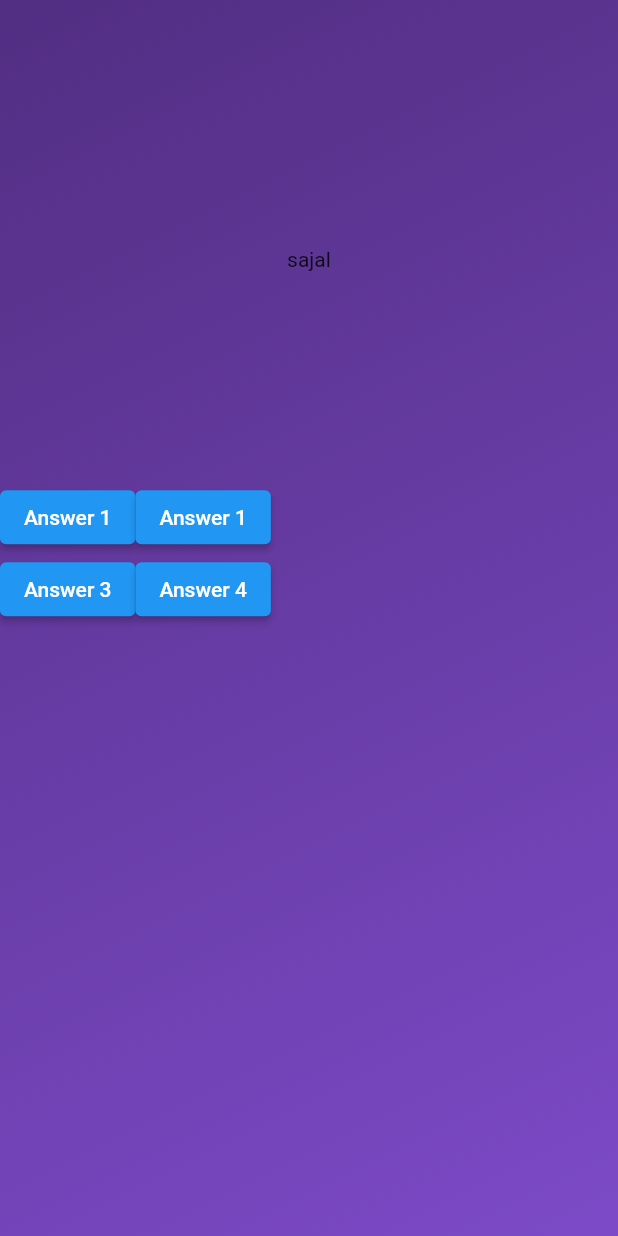
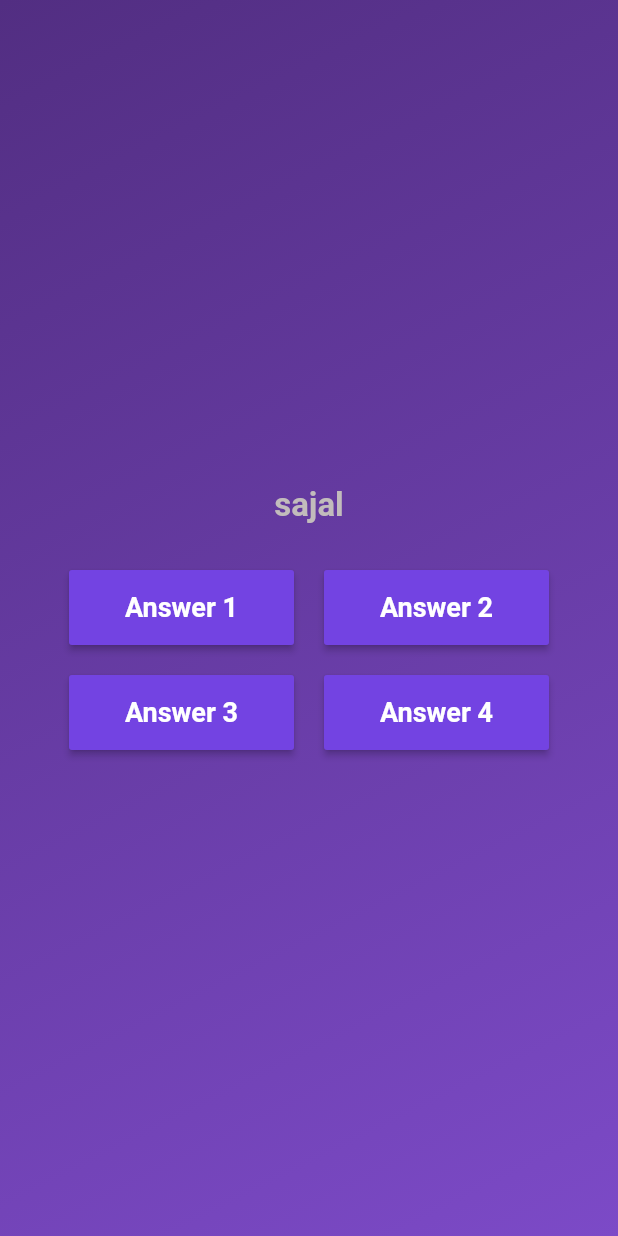
Before and after one commit to sxjal/Quiz, a Flutter app: the screen it shows after launch, after a tap on "Start Quiz", on a phone screen of 412 x 824 dp. Run offline on Flutter 3.47's test engine with Material 2 defaults, Android fonts, the phone set to English and light mode, and no system bars.

Commit message:
added custom button class

```diff
--- /dev/null
+++ b/lib/buttonstyle.dart
@@ -0,0 +1,37 @@
+import 'package:flutter/material.dart';
+
+class AnswerButton extends StatelessWidget {
+  const AnswerButton({
+    super.key,
+    required this.buttontext,
+    required this.onTap,
+  });
+
+  final String buttontext;
+  final void Function() onTap;
+
+  @override
+  Widget build(context) {
+    return ElevatedButton(
+      onPressed: () {
+        onTap();
+      },
+      style: ElevatedButton.styleFrom(
+        backgroundColor: const Color.fromARGB(255, 115, 67, 226),
+        //foregroundColor: Colors.red,
+        minimumSize: const Size(150, 50),
+        shape: RoundedRectangleBorder(
+          borderRadius: BorderRadius.circular(2),
+        ),
+      ),
+      child: Text(
+        buttontext,
+        style: const TextStyle(
+          fontSize: 18,
+          color: Color.fromARGB(255, 255, 255, 255),
+          fontWeight: FontWeight.bold,
+        ),
+      ),
+    );
+  }
+}
--- a/lib/question_screen.dart
+++ b/lib/question_screen.dart
@@ -1,4 +1,6 @@
 import 'package:flutter/material.dart';
+import 'package:quizapp/buttonstyle.dart';
+import 'package:quizapp/model/quiz_question.dart';
 
 class QuestionScreen extends StatefulWidget {
   const QuestionScreen({super.key});
@@ -12,32 +14,51 @@ class QuestionScreen extends StatefulWidget {
 class _QuestionScreenState extends State<QuestionScreen> {
   @override
   Widget build(context) {
-    return Column(
+    return SizedBox(
+      width: double.infinity,
+      child: Column(
+        mainAxisAlignment: MainAxisAlignment.center,
         children: [
-        SizedBox(
-          height: .2 * MediaQuery.of(context).size.height,
+          const Text(
+            "sajal",
+            style: TextStyle(
+              fontSize: 22,
+              color: Color.fromARGB(255, 194, 188, 188),
+              fontWeight: FontWeight.bold,
             ),
-        const Text("sajal"),
-        SizedBox(
-          height: .17 * MediaQuery.of(context).size.height,
+          ),
+          const SizedBox(
+            height: 30,
           ),
           Row(
+            mainAxisAlignment: MainAxisAlignment.center,
             children: [
               //answer 1
-            ElevatedButton(onPressed: () {}, child: const Text("Answer 1")),
-            //answer 2
-            ElevatedButton(onPressed: () {}, child: const Text("Answer 1")),
+              AnswerButton(buttontext: "Answer 1", onTap: () {}),
+              //answer 2const SizedBox(
+              const SizedBox(
+                width: 20,
+              ),
+              AnswerButton(buttontext: "Answer 2", onTap: () {}),
             ],
           ),
+          const SizedBox(
+            height: 20,
+          ),
           Row(
+            mainAxisAlignment: MainAxisAlignment.center,
             children: [
               //answer 3
-            ElevatedButton(onPressed: () {}, child: const Text("Answer 3")),
+              AnswerButton(buttontext: "Answer 3", onTap: () {}),
               //answer 4
-            ElevatedButton(onPressed: () {}, child: const Text("Answer 4")),
+              const SizedBox(
+                width: 20,
+              ),
+              AnswerButton(buttontext: "Answer 4", onTap: () {}),
             ],
           ),
         ],
+      ),
     );
   }
 }
```
Lines whose indentation alone changed are shown as unchanged.
